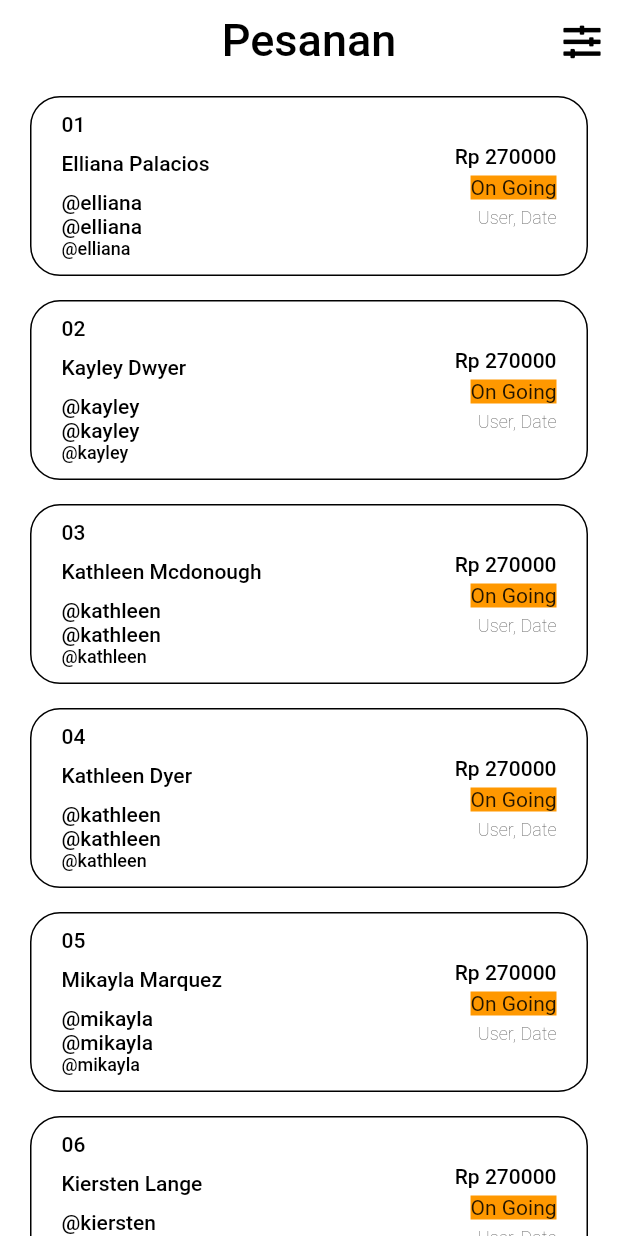
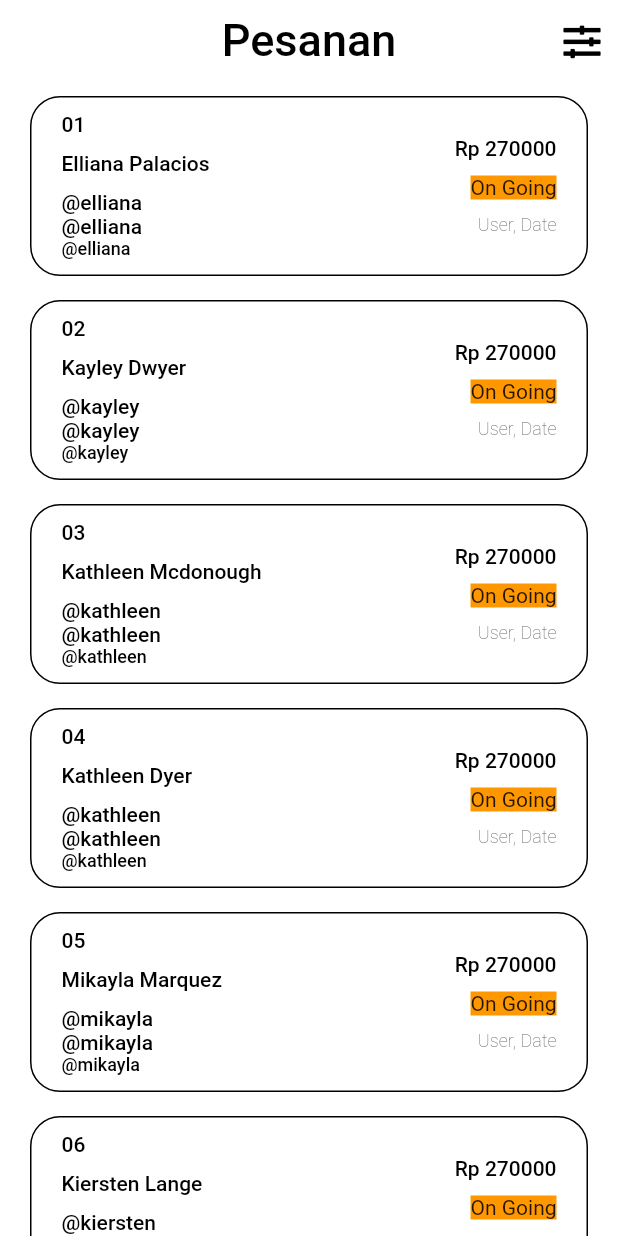
Before and after one commit to AkuraDiary/cafe_wikusama, a Flutter app: the ListHomePage screen opened directly, on a phone screen of 412 x 824 dp. Run offline on Flutter 3.47's test engine with Material 2 defaults, Android fonts, the phone set to English and light mode, and no system bars; drawn by our look-alikes of flutter_slidable; our stand-ins replace fluttertoast, form_validator.

Commit message:
update listviewhome pesanan

```diff
--- a/lib/app.dart
+++ b/lib/app.dart
@@ -15,7 +15,7 @@ class MyApp extends StatelessWidget {
       theme: ThemeData(
         primarySwatch: Colors.blue,
       ),
-      home: HomePage(),
+      home: ListHomePage(),
     );
   }
 }
--- a/lib/presentation/pages/dummy/listview_home.dart
+++ b/lib/presentation/pages/dummy/listview_home.dart
@@ -230,7 +230,7 @@ class _ListHomePageState extends State<ListHomePage> {
                         color: Colors.black, fontWeight: FontWeight.w500
                     ),),
                   SizedBox(
-                    height: 5,
+                    height: 10,
                   ),
                   Container(
                     color: Colors.orange,
@@ -239,7 +239,7 @@ class _ListHomePageState extends State<ListHomePage> {
                     ),
                   ),
                   SizedBox(
-                    height: 5,
+                    height: 10,
                   ),
                   Text(
                     "User, Date",
```
